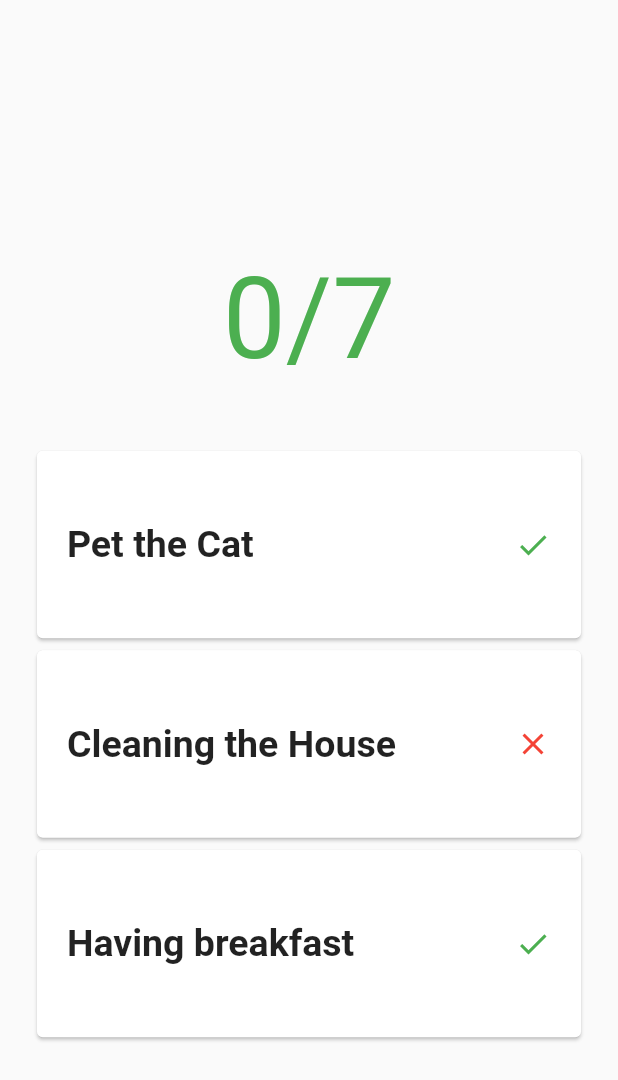
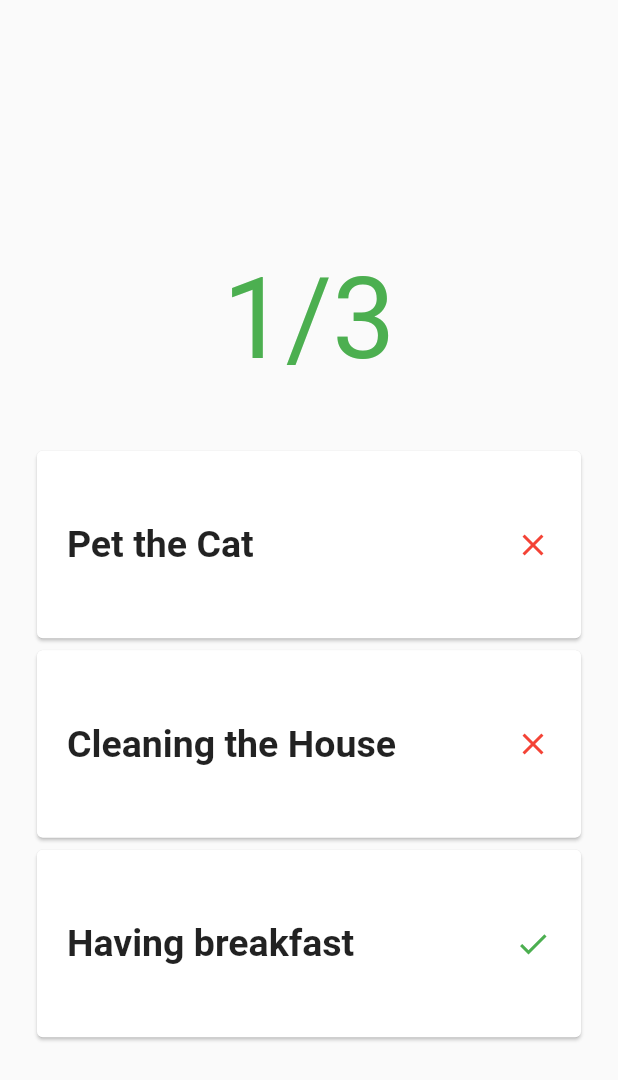
Before and after one commit to Mugisha-isaac/Flutter-todo-app, a Flutter app: the screen it shows after launch, on a phone screen of 412 x 824 dp. Shown: the top 1080 px of the screen. Run offline on Flutter 3.47's test engine with Material 2 defaults, Android fonts, the phone set to English and light mode, and no system bars; missing offline and left inert: dart:ffi.

Commit message:
handling counter state

```diff
--- a/lib/main.dart
+++ b/lib/main.dart
@@ -29,10 +29,21 @@ class MyHomePage extends StatefulWidget {
 
 class _MyHomePageState extends State<MyHomePage> {
   final List<Todo> todos = [
-    Todo(id: "1ufhehhsjj", title: "Pet the Cat", completed: true),
+    Todo(id: "1ufhehhsjj", title: "Pet the Cat", completed: false),
     Todo(id: "hhdhjjkkak", title: "Cleaning the House", completed: false),
     Todo(id: "ncnbdhhhsj", title: "Having breakfast", completed: true)
   ];
+
+  int calculateTotalCompletions() {
+    var totalCompletions = 0;
+
+    todos.forEach((todo) {
+      if (todo.completed) {
+        totalCompletions++;
+      }
+    });
+    return totalCompletions;
+  }
 
   @override
   Widget build(BuildContext context) {
@@ -41,7 +52,10 @@ class _MyHomePageState extends State<MyHomePage> {
         child: Column(
           mainAxisAlignment: MainAxisAlignment.center,
           children: <Widget>[
-            Counter(),
+            Counter(
+              numberOfTodos: todos.length,
+              totalCompletions: calculateTotalCompletions(),
+            ),
             ...todos.map((todo) => TodoCard(
                   title: todo.title,
                   completed: todo.completed,
--- a/lib/widgets/counter.dart
+++ b/lib/widgets/counter.dart
@@ -3,13 +3,17 @@
 import 'package:flutter/material.dart';
 
 class Counter extends StatelessWidget {
+  final int numberOfTodos;
+  final int totalCompletions;
+  Counter({required this.numberOfTodos, required this.totalCompletions});
+
   @override
   Widget build(BuildContext context) {
     return Container(
       margin: const EdgeInsets.all(40),
-      child: const Text(
-        "0/7",
-        style: TextStyle(
+      child: Text(
+        "$totalCompletions/$numberOfTodos",
+        style: const TextStyle(
           fontSize: 75,
           color: Colors.green,
         ),
```
